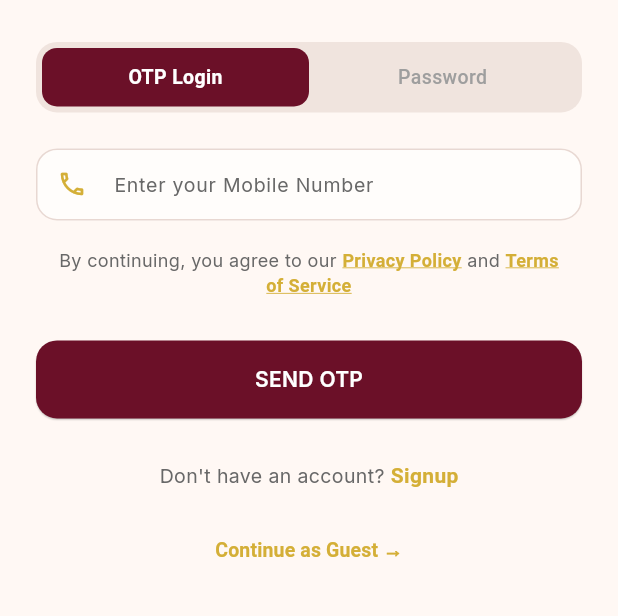
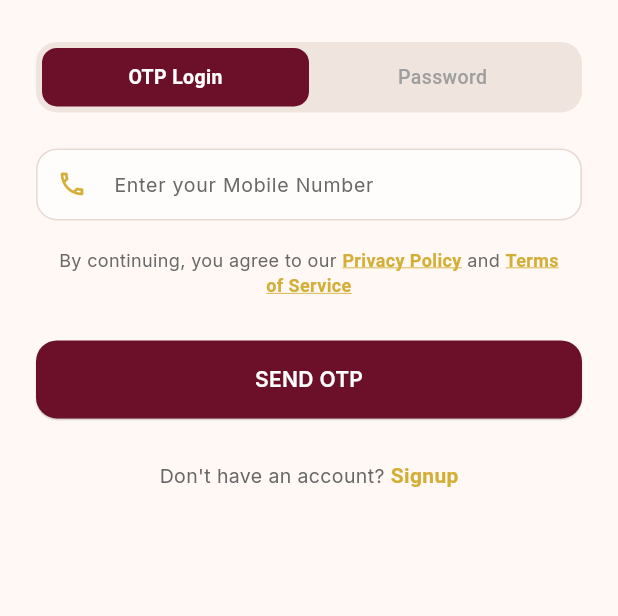
Before and after one commit to manoharbhudeti/OneDestiny, a Flutter app: the screen it shows after launch, on a phone screen of 412 x 824 dp, the part 386-1002 px from its top. Run offline on Flutter 3.47's test engine with Material 3 defaults, Android fonts, the phone set to English and light mode, and no system bars; our stand-ins replace device_info_plus, firebase_analytics, firebase_auth, firebase_core, firebase_messaging, geolocator and 4 more; missing offline and left inert: sendotp_flutter_sdk; accounts and stored records are empty; network calls fail.

Commit message:
removed the contuine as guest

```diff
--- a/lib/features/auth/views/login_screen.dart
+++ b/lib/features/auth/views/login_screen.dart
@@ -500,26 +500,26 @@ class _LoginScreenState extends State<LoginScreen> {
               const SizedBox(height: 16),
 
               // Skip & Browse as Guest Option
-              TextButton(
-                onPressed: () {
-                  Navigator.pushAndRemoveUntil(
-                    context,
-                    MaterialPageRoute(
-                      builder: (_) => MainNavigationScreen(
-                          themeModeNotifier: widget.themeModeNotifier),
-                    ),
-                    (route) => false,
-                  );
-                },
-                child: const Text(
-                  'Continue as Guest →',
-                  style: TextStyle(
-                    color: AppColors.accentGold,
-                    fontSize: 13,
-                    fontWeight: FontWeight.w600,
-                  ),
-                ),
-              ),
+              // TextButton(
+              //   onPressed: () {
+              //     Navigator.pushAndRemoveUntil(
+              //       context,
+              //       MaterialPageRoute(
+              //         builder: (_) => MainNavigationScreen(
+              //             themeModeNotifier: widget.themeModeNotifier),
+              //       ),
+              //       (route) => false,
+              //     );
+              //   },
+              //   child: const Text(
+              //     'Continue as Guest →',
+              //     style: TextStyle(
+              //       color: AppColors.accentGold,
+              //       fontSize: 13,
+              //       fontWeight: FontWeight.w600,
+              //     ),
+              //   ),
+              // ),
 
               const SizedBox(height: 24),
             ],
```
